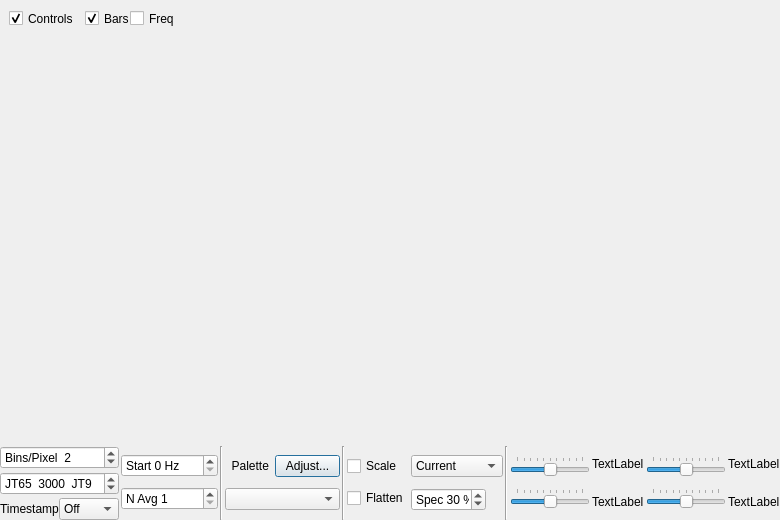
The window that widegraph.ui (jtdx-project/jtdx) describes before a commit, drawn with Qt 5.
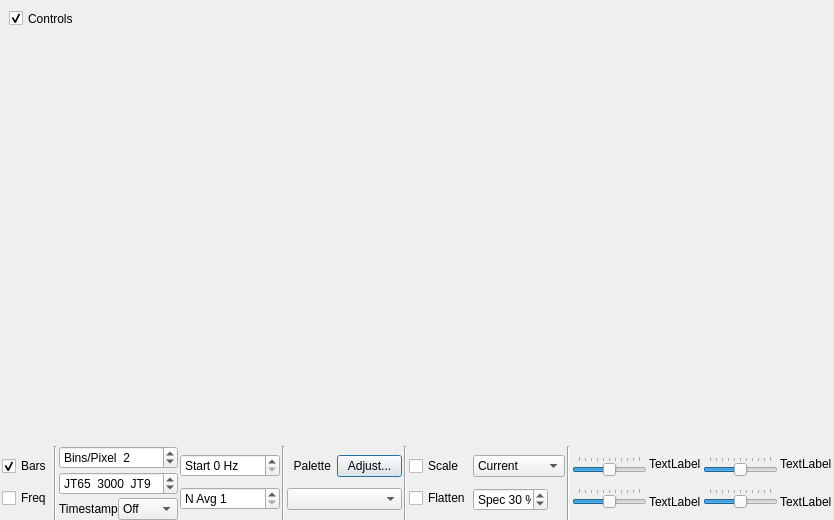
The same window after the commit. Custom widgets are drawn as their Qt base class.

Commit message: move Bars and Freq checkboxes to controls widget

```diff
--- a/widegraph.ui
+++ b/widegraph.ui
@@ -6,7 +6,7 @@
    <rect>
     <x>0</x>
     <y>0</y>
-    <width>780</width>
+    <width>834</width>
     <height>520</height>
    </rect>
   </property>
@@ -86,44 +86,6 @@
        <bool>true</bool>
       </property>
      </widget>
-     <widget class="QCheckBox" name="cbBars">
-      <property name="geometry">
-       <rect>
-        <x>85</x>
-        <y>10</y>
-        <width>65</width>
-        <height>17</height>
-       </rect>
-      </property>
-      <property name="maximumSize">
-       <size>
-        <width>65</width>
-        <height>16777215</height>
-       </size>
-      </property>
-      <property name="mouseTracking">
-       <bool>true</bool>
-      </property>
-      <property name="text">
-       <string>Bars</string>
-      </property>
-      <property name="checked">
-       <bool>true</bool>
-      </property>
-     </widget>
-     <widget class="QCheckBox" name="cbFreq">
-      <property name="geometry">
-       <rect>
-        <x>130</x>
-        <y>10</y>
-        <width>70</width>
-        <height>17</height>
-       </rect>
-      </property>
-      <property name="text">
-       <string>Freq</string>
-      </property>
-     </widget>
     </widget>
    </item>
    <item row="2" column="0">
@@ -134,7 +96,7 @@
        <verstretch>0</verstretch>
       </sizepolicy>
      </property>
-     <layout class="QHBoxLayout" name="horizontalLayout" stretch="0,0,0,0,0,0,0,0,0,1,0,1,0,0">
+     <layout class="QHBoxLayout" name="horizontalLayout" stretch="0,0,0,0,0,0,0,0,0,0,0,1,0,1,0,0">
       <property name="spacing">
        <number>2</number>
       </property>
@@ -157,12 +119,49 @@
         </property>
         <property name="sizeHint" stdset="0">
          <size>
-          <width>3</width>
+          <width>2</width>
           <height>20</height>
          </size>
         </property>
        </spacer>
       </item>
+      <item>
+       <layout class="QVBoxLayout" name="verticalLayout_9">
+        <item>
+         <widget class="QCheckBox" name="cbBars">
+          <property name="maximumSize">
+           <size>
+            <width>65</width>
+            <height>16777215</height>
+           </size>
+          </property>
+          <property name="mouseTracking">
+           <bool>true</bool>
+          </property>
+          <property name="text">
+           <string>Bars</string>
+          </property>
+          <property name="checked">
+           <bool>true</bool>
+          </property>
+         </widget>
+        </item>
+        <item>
+         <widget class="QCheckBox" name="cbFreq">
+          <property name="text">
+           <string>Freq</string>
+          </property>
+         </widget>
+        </item>
+       </layout>
+      </item>
+      <item>
+       <widget class="Line" name="line">
+        <property name="orientation">
+         <enum>Qt::Vertical</enum>
+        </property>
+       </widget>
+      </item>
       <item>
        <layout class="QVBoxLayout" name="verticalLayout_1">
         <property name="spacing">
@@ -580,7 +579,7 @@
           </property>
           <property name="minimumSize">
            <size>
-            <width>80</width>
+            <width>65</width>
             <height>0</height>
            </size>
           </property>
@@ -617,7 +616,7 @@
           </property>
           <property name="minimumSize">
            <size>
-            <width>80</width>
+            <width>65</width>
             <height>0</height>
            </size>
           </property>
@@ -682,7 +681,7 @@
           </property>
           <property name="minimumSize">
            <size>
-            <width>80</width>
+            <width>65</width>
             <height>0</height>
            </size>
           </property>
@@ -719,7 +718,7 @@
           </property>
           <property name="minimumSize">
            <size>
-            <width>80</width>
+            <width>65</width>
             <height>0</height>
            </size>
           </property>
@@ -773,7 +772,7 @@
         </property>
         <property name="sizeHint" stdset="0">
          <size>
-          <width>3</width>
+          <width>2</width>
           <height>20</height>
          </size>
         </property>
```
